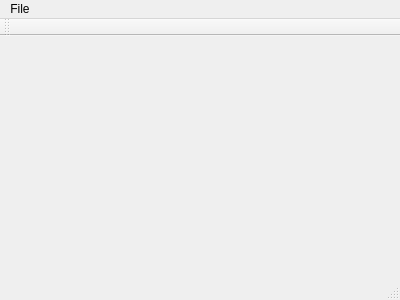
Qt form mainwindow.ui (graphia-app/graphia) before a commit.
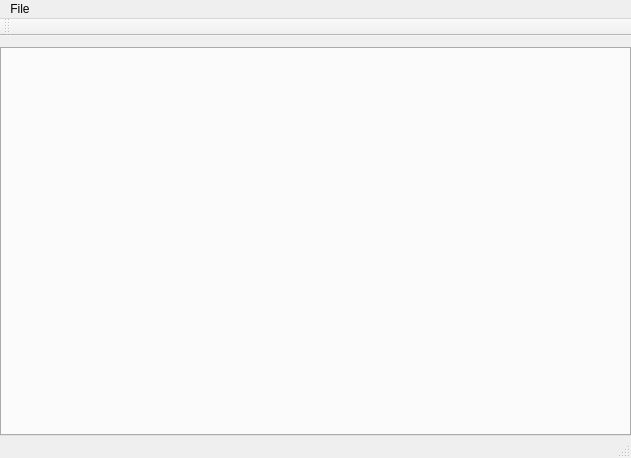
The same form after that commit.

Diff of the .ui file:
```diff
--- a/mainwindow.ui
+++ b/mainwindow.ui
@@ -6,20 +6,54 @@
    <rect>
     <x>0</x>
     <y>0</y>
-    <width>400</width>
-    <height>300</height>
+    <width>631</width>
+    <height>458</height>
    </rect>
   </property>
   <property name="windowTitle">
    <string>MainWindow</string>
   </property>
-  <widget class="QWidget" name="centralWidget"/>
+  <widget class="QWidget" name="centralWidget">
+   <property name="maximumSize">
+    <size>
+     <width>631</width>
+     <height>16777215</height>
+    </size>
+   </property>
+   <layout class="QHBoxLayout" name="horizontalLayout">
+    <property name="sizeConstraint">
+     <enum>QLayout::SetMaximumSize</enum>
+    </property>
+    <property name="leftMargin">
+     <number>0</number>
+    </property>
+    <property name="rightMargin">
+     <number>0</number>
+    </property>
+    <property name="bottomMargin">
+     <number>0</number>
+    </property>
+    <item>
+     <widget class="QTabWidget" name="tabWidget">
+      <property name="currentIndex">
+       <number>-1</number>
+      </property>
+      <property name="tabsClosable">
+       <bool>true</bool>
+      </property>
+      <property name="movable">
+       <bool>true</bool>
+      </property>
+     </widget>
+    </item>
+   </layout>
+  </widget>
   <widget class="QMenuBar" name="menuBar">
    <property name="geometry">
     <rect>
      <x>0</x>
      <y>0</y>
-     <width>400</width>
+     <width>631</width>
      <height>25</height>
     </rect>
    </property>
```
